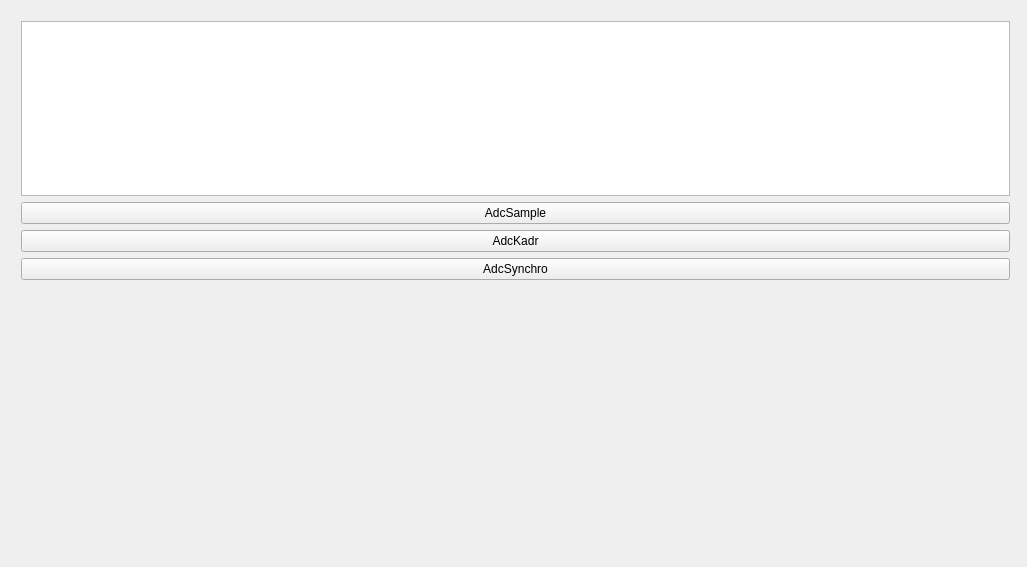
First picture: the form in widget.ui, repository krang4d/Agrekola, before the edit.
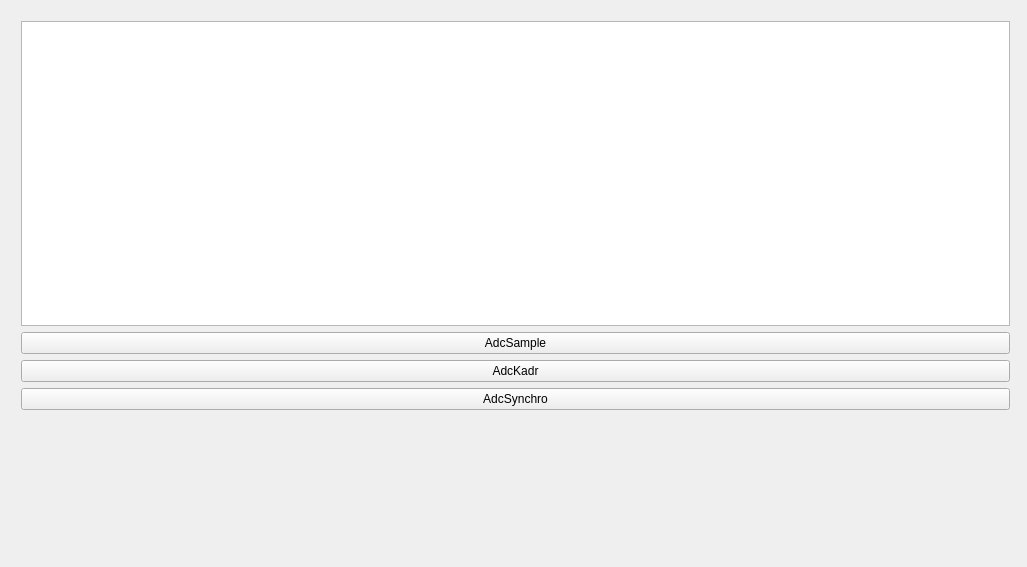
Second picture: the form after the edit. Custom widgets are drawn as their Qt base class.

Diff of the .ui file:
```diff
--- a/widget.ui
+++ b/widget.ui
@@ -19,7 +19,7 @@
      <x>10</x>
      <y>10</y>
      <width>1011</width>
-     <height>281</height>
+     <height>411</height>
     </rect>
    </property>
    <layout class="QVBoxLayout" name="verticalLayout">
@@ -63,9 +63,9 @@
    <property name="geometry">
     <rect>
      <x>19</x>
-     <y>309</y>
+     <y>429</y>
      <width>991</width>
-     <height>241</height>
+     <height>121</height>
     </rect>
    </property>
   </widget>
```
